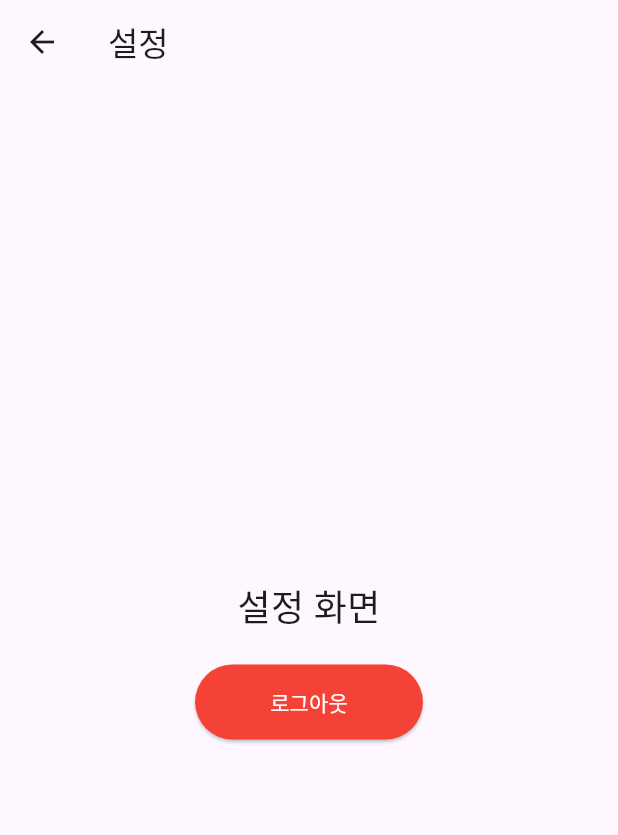
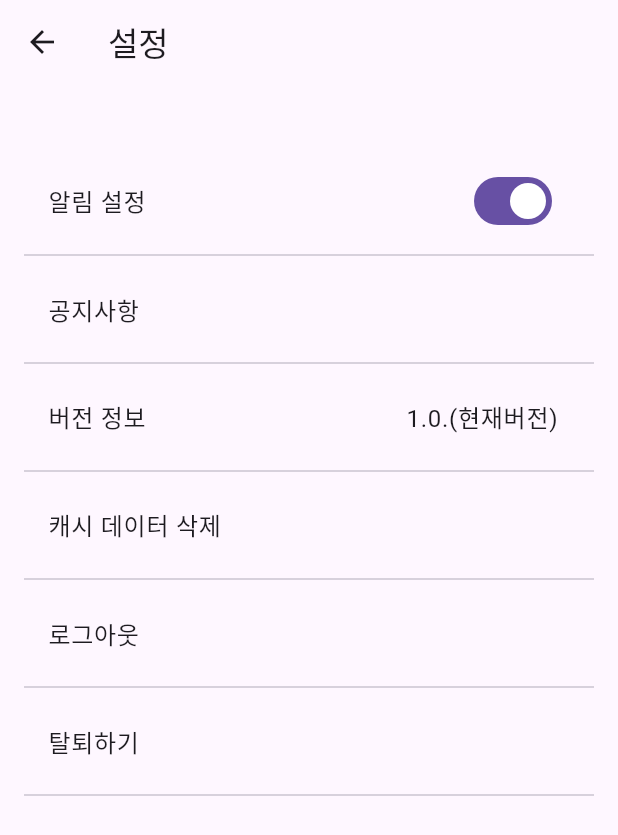
Before and after one commit to AI-X-main-projext-ITOWE/FitChecker_Flutter_v3, a Flutter app: the SettingsScreen screen opened directly, on a phone screen of 412 x 824 dp. Shown: the top 835 px of the screen. Run offline on Flutter 3.47's test engine with Material 3 defaults, Android fonts, the phone set to English and light mode, and no system bars; our stand-ins replace cloud_firestore, firebase_auth, firebase_core, firebase_database, fl_chart, flutter_dotenv and 8 more; missing offline and left inert: dart:ffi, kakao_flutter_sdk_user; accounts and stored records are empty.

Commit message:
[feat] Setting page : 알람 전역설정, 캐시삭제 기능 구현

```diff
--- /dev/null
+++ b/lib/components/notification_helper.dart
@@ -0,0 +1,60 @@
+import 'package:flutter_local_notifications/flutter_local_notifications.dart';
+import 'package:shared_preferences/shared_preferences.dart';
+
+class NotificationHelper {
+  final FlutterLocalNotificationsPlugin _localNotificationsPlugin =
+  FlutterLocalNotificationsPlugin();
+
+  Future<void> initializeNotifications() async {
+    try {
+      const AndroidInitializationSettings androidSettings =
+      AndroidInitializationSettings('@mipmap/ic_launcher');
+
+      const InitializationSettings settings =
+      InitializationSettings(android: androidSettings);
+
+      await _localNotificationsPlugin.initialize(
+        settings,
+        onDidReceiveNotificationResponse: (NotificationResponse response) {
+          print("알림 클릭됨");
+        },
+      );
+
+      const AndroidNotificationChannel channel = AndroidNotificationChannel(
+        'fitchecker_channel',
+        '운동 알림',
+        description: 'FitChecker 앱의 기본 알림 채널입니다.',
+        importance: Importance.high,
+      );
+
+      final androidPlugin = _localNotificationsPlugin.resolvePlatformSpecificImplementation<
+          AndroidFlutterLocalNotificationsPlugin>();
+
+      if (androidPlugin != null) {
+        await androidPlugin.createNotificationChannel(channel);
+      }
+      print("알림 초기화 완료");
+    } catch (e) {
+      print('알림 초기화 실패: $e');
+    }
+  }
+
+  Future<bool> getNotificationPreference() async {
+    final prefs = await SharedPreferences.getInstance();
+    final isOn = prefs.getBool('isNotificationOn') ?? true;
+    print("알림 상태 로드: $isOn");
+    return isOn;
+  }
+
+  Future<void> setNotificationPreference(bool isOn) async {
+    final prefs = await SharedPreferences.getInstance();
+    await prefs.setBool('isNotificationOn', isOn);
+
+    if (isOn) {
+      print("알림 활성화됨");
+    } else {
+      print("알림 비활성화됨");
+      await _localNotificationsPlugin.cancelAll();
+    }
+  }
+}
--- a/lib/scrreens/settings_screen.dart
+++ b/lib/scrreens/settings_screen.dart
@@ -1,12 +1,42 @@
 import 'package:flutter/material.dart';
 import 'package:google_sign_in/google_sign_in.dart';
 import 'package:firebase_auth/firebase_auth.dart';
+import 'package:provider/provider.dart';
+import '../components/notification_helper.dart';
+import 'cache_management_screen.dart';
 import 'login_screen.dart';
+import 'notice_screen.dart';
 
-class SettingsScreen extends StatelessWidget {
+
+class SettingsScreen extends StatefulWidget { // 수정: StatefulWidget으로 변경
+  SettingsScreen({Key? key}) : super(key: key);
+
+  @override
+  _SettingsScreenState createState() => _SettingsScreenState();
+}
+
+class _SettingsScreenState extends State<SettingsScreen> {
   static final FirebaseAuth _auth = FirebaseAuth.instance;
   static final GoogleSignIn _googleSignIn = GoogleSignIn();
-  const SettingsScreen({Key? key}) : super(key: key);
+  late bool _isNotificationOn; // 알림 상태 관리
+
+
+  @override
+  void initState() {
+    super.initState();
+    _loadNotificationPreference();
+  }
+
+  // 알림 상태를 로드하는 함수
+  Future<void> _loadNotificationPreference() async {
+    final notificationHelper =
+    Provider.of<NotificationHelper>(context, listen: false);
+    bool preference = await notificationHelper.getNotificationPreference();
+    setState(() {
+      _isNotificationOn = preference;
+    });
+  }
+
 
   // 로그아웃 함수
   Future<void> _signOut(BuildContext context) async {
@@ -33,44 +63,100 @@ class SettingsScreen extends StatelessWidget {
 
   @override
   Widget build(BuildContext context) {
+    final notificationHelper = Provider.of<NotificationHelper>(context, listen: false);
+
     return Scaffold(
       appBar: AppBar(
         title: const Text('설정'),
       ),
-      body: Center(
-        child: Column(
-          mainAxisAlignment: MainAxisAlignment.center,
+      body: Column(
         children: [
-            const Text(
-              '설정 화면',
-              style: TextStyle(fontSize: 24),
+          const SizedBox(height: 50),
+          Expanded(
+            child: ListView(
+              shrinkWrap: true,
+              padding: const EdgeInsets.symmetric(horizontal: 16.0),
+              children: [
+                ListTile(
+                  title: const Text('알림 설정'),
+                  trailing: Switch(
+                    value: _isNotificationOn,
+                    onChanged: (value) async {
+                      await notificationHelper.setNotificationPreference(value);
+                      setState(() {
+                        _isNotificationOn = value; // 상태 업데이트
+                      });
+                      ScaffoldMessenger.of(context).showSnackBar(
+                        SnackBar(
+                          content: Text(value
+                              ? "알림이 켜졌습니다."
+                              : "알림이 꺼졌습니다."),
                         ),
-            const SizedBox(height: 20),
-            ElevatedButton(
-              onPressed: () async {
-                await _signOut(context);
+                      );
                     },
-              child: const Text("로그아웃"),
-              style: ElevatedButton.styleFrom(
-                backgroundColor: Colors.red,
-                foregroundColor: Colors.white,
-                padding: const EdgeInsets.symmetric(horizontal: 50, vertical: 15),
-                shape: RoundedRectangleBorder(
-                  borderRadius: BorderRadius.circular(30),
                   ),
+                ),
+                const Divider(), // 구분선
+                ListTile(
+                  title: const Text('공지사항'), // 공지사항 항목
+                  onTap: () {
+                    // 공지사항 클릭 시 NoticeScreen으로 이동
+                    Navigator.push(
+                      context,
+                      MaterialPageRoute(builder: (context) => const NoticeScreen()),
+                    );
+                  },
+                ),
+                const Divider(),
+                ListTile(
+                  title: Row(
+                    mainAxisAlignment: MainAxisAlignment.spaceBetween, // 텍스트 간 간격을 띄움
+                    children: const [
+                      Text('버전 정보'), // 버전 정보 제목
+                      Text('1.0.(현재버전)'), // 현재 버전 표시
+                    ],
+                  ),
+                ),
+                const Divider(),
+                ListTile(
+                  title: const Text('캐시 데이터 삭제'), // 캐시 데이터 삭제 항목
+                  onTap: () {
+                    Navigator.push(
+                        context,
+                        MaterialPageRoute(builder: (context) => const CacheManagementScreen())
+                    );
+                  },
+                ),
+                const Divider(),
+                ListTile(
+                  title: const Text('로그아웃'), // 로그아웃 항목
+                  onTap: () async {
+                    await _signOut(context); // 로그아웃 처리
+                  },
+                ),
+                const Divider(),
+                ListTile(
+                  title: const Text('탈퇴하기'), // 계정 탈퇴 항목
+                  onTap: () {
+                    // 계정 탈퇴 처리 로직 추가 필요
+                    print('계정 탈퇴 클릭됨');
+                  },
+                ),
+                const Divider(), // 구분선
+              ],
             ),
           ),
         ],
-        ),
       ),
     );
   }
 }
 
+
 void main() {
   runApp(
     MaterialApp(
-      home: const SettingsScreen(), // 기본 화면 설정
+      home: SettingsScreen(), // 기본 화면 설정
     ),
   );
 }
--- a/pubspec.yaml
+++ b/pubspec.yaml
@@ -53,7 +53,9 @@ dependencies:
   fl_chart: ^0.69.0
   shared_preferences: ^2.3.2
 
-
+  flutter_local_notifications: ^18.0.0
+  path_provider: ^2.0.11 #캐시 삭제에 필요
+  provider: ^6.1.2
 
 
 dev_dependencies:
```
Also changed, not shown: lib/components/cache_management.dart (added, +68 -0 lines), lib/main.dart (+12 -1 lines), lib/scrreens/cache_management_screen.dart (added, +66 -0 lines), lib/scrreens/notice_detail_screen.dart (added, +45 -0 lines), 1 other file. Lines whose indentation alone changed are shown as unchanged.
